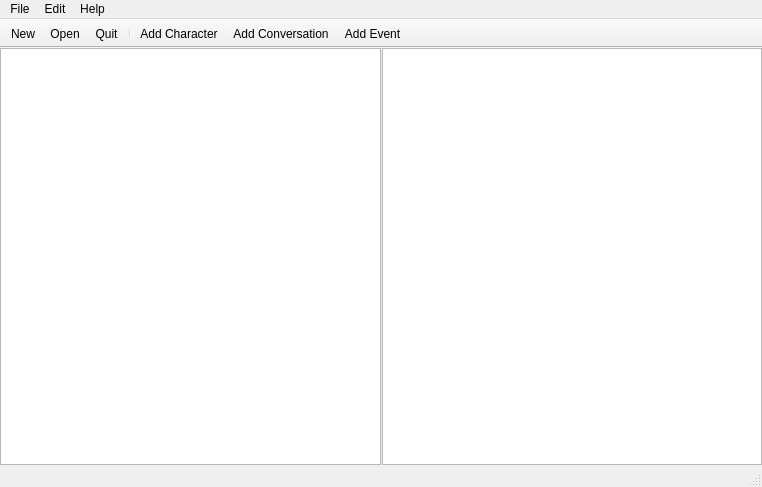
MikeMcQuaid/Fabula, file MainWindow.ui: the form before one commit.
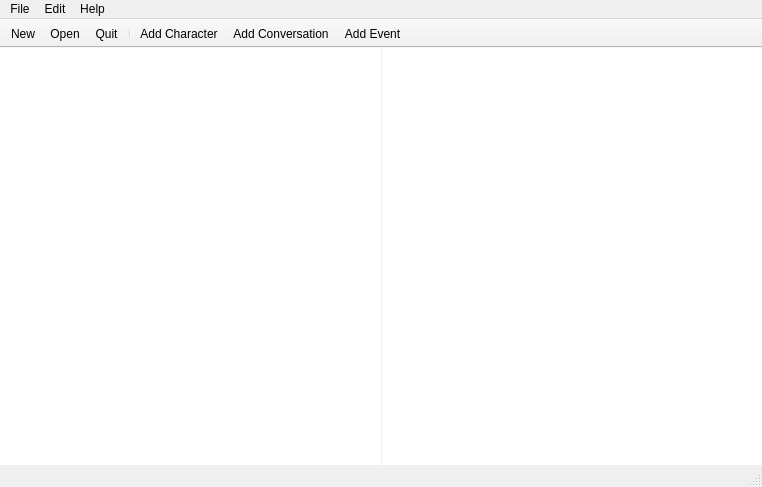
The form after the commit. Icons and pictures are not drawn. Custom widgets are drawn as their Qt base class.

```diff
--- a/MainWindow.ui
+++ b/MainWindow.ui
@@ -50,12 +50,6 @@
         <verstretch>0</verstretch>
        </sizepolicy>
       </property>
-      <property name="lineWidth">
-       <number>0</number>
-      </property>
-      <property name="orientation">
-       <enum>Qt::Horizontal</enum>
-      </property>
       <property name="handleWidth">
        <number>1</number>
       </property>
@@ -69,8 +63,14 @@
          <verstretch>0</verstretch>
         </sizepolicy>
        </property>
-       <property name="alternatingRowColors">
-        <bool>false</bool>
+       <property name="focusPolicy">
+        <enum>Qt::NoFocus</enum>
+       </property>
+       <property name="frameShape">
+        <enum>QFrame::NoFrame</enum>
+       </property>
+       <property name="horizontalScrollBarPolicy">
+        <enum>Qt::ScrollBarAlwaysOff</enum>
        </property>
        <property name="rootIsDecorated">
         <bool>true</bool>
@@ -90,6 +90,9 @@
        <property name="wordWrap">
         <bool>true</bool>
        </property>
+       <property name="headerHidden">
+        <bool>true</bool>
+       </property>
        <property name="expandsOnDoubleClick">
         <bool>true</bool>
        </property>
@@ -104,11 +107,11 @@
          <verstretch>0</verstretch>
         </sizepolicy>
        </property>
-       <property name="frameShape">
-        <enum>QFrame::StyledPanel</enum>
+       <property name="focusPolicy">
+        <enum>Qt::NoFocus</enum>
        </property>
-       <property name="frameShadow">
-        <enum>QFrame::Sunken</enum>
+       <property name="frameShape">
+        <enum>QFrame::NoFrame</enum>
        </property>
        <property name="alternatingRowColors">
         <bool>true</bool>
@@ -131,6 +134,12 @@
        <property name="cornerButtonEnabled">
         <bool>false</bool>
        </property>
+       <attribute name="horizontalHeaderHighlightSections">
+        <bool>false</bool>
+       </attribute>
+       <attribute name="horizontalHeaderShowSortIndicator" stdset="0">
+        <bool>true</bool>
+       </attribute>
        <attribute name="horizontalHeaderStretchLastSection">
         <bool>true</bool>
        </attribute>
@@ -346,6 +355,14 @@
   </action>
  </widget>
  <layoutdefault spacing="6" margin="11"/>
+ <customwidgets>
+  <customwidget>
+   <class>ThinSplitter</class>
+   <extends>QSplitter</extends>
+   <header>ThinSplitter.h</header>
+   <container>1</container>
+  </customwidget>
+ </customwidgets>
  <resources>
   <include location="Fabula.qrc"/>
  </resources>
```
Left out of the diff: 5 changed lines with no effect on the pictures.
